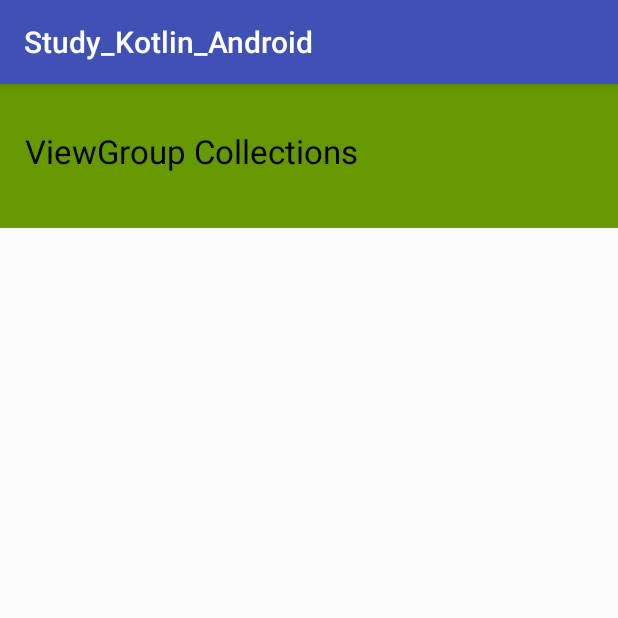
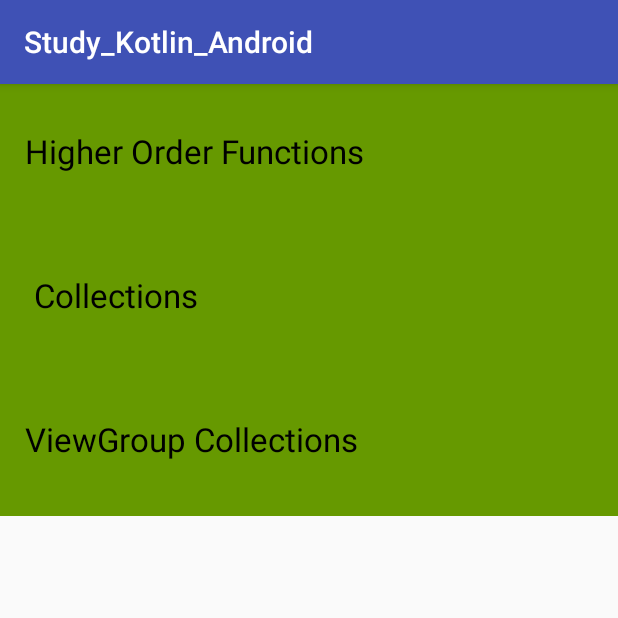
Before and after one commit to ConorGarry/Kotlin-Study, an Android app: the screen it shows after launch (MainActivity), on a phone screen of 412 x 824 dp, the top half of it. Run offline under Robolectric (Android 15) with nearby library versions, the phone set to English and light mode, and no system bars; our stand-ins replace Timber.

Commit message:
Added Higher Order Function Activity

```diff
--- a/app/src/main/java/ie/conorgarry/study_kotlin_android/RvMainMenuAdapter.kt
+++ b/app/src/main/java/ie/conorgarry/study_kotlin_android/RvMainMenuAdapter.kt
@@ -1,15 +1,17 @@
 package ie.conorgarry.study_kotlin_android
 
+import android.content.Intent
 import android.support.v7.widget.RecyclerView
 import android.view.LayoutInflater
 import android.view.View
 import android.view.ViewGroup
+import ie.conorgarry.study_kotlin_android.model.MainMenuItemViewModel
 import kotlinx.android.synthetic.main.item_layout.view.*
 
 /**
  * A custom adapter to use with the RecyclerView widget.
  */
-class RvMainMenuAdapter(items: List<String>) : RecyclerView.Adapter<RvMainMenuAdapter.ViewHolder>() {
+class RvMainMenuAdapter(items: List<MainMenuItemViewModel>) : RecyclerView.Adapter<RvMainMenuAdapter.ViewHolder>() {
 
     var mItems = items
 
@@ -28,9 +30,9 @@ class RvMainMenuAdapter(items: List<String>) : RecyclerView.Adapter<RvMainMenuAd
     }
 
     inner class ViewHolder(itemView: View) : RecyclerView.ViewHolder(itemView) {
-        fun bindView(s: String) {
-            itemView.tv_menu_item.text = s
-            itemView.setOnClickListener({ ViewGroupCollectionActivity.start(itemView.context)})
+        fun bindView(vm: MainMenuItemViewModel) {
+            itemView.tv_menu_item.text = vm.menuTitle
+            itemView.setOnClickListener({ (itemView.context.startActivity(Intent(itemView.context, vm.activity)))})
         }
     }
 }
--- /dev/null
+++ b/app/src/main/java/ie/conorgarry/study_kotlin_android/model/MainMenuItemViewModel.kt
@@ -0,0 +1,9 @@
+package ie.conorgarry.study_kotlin_android.model
+
+import ie.conorgarry.study_kotlin_android.ui.activities.BaseActivity
+
+/**
+ * Created by conor on 21/05/2017.
+ */
+
+class MainMenuItemViewModel(internal var menuTitle: String?, internal var activity: Class< out BaseActivity>)
--- a/app/src/main/java/ie/conorgarry/study_kotlin_android/MainActivity.kt
+++ b/app/src/main/java/ie/conorgarry/study_kotlin_android/ui/activities/MainActivity.kt
@@ -1,9 +1,12 @@
-package ie.conorgarry.study_kotlin_android
+package ie.conorgarry.study_kotlin_android.ui.activities
 
 import android.os.Bundle
 import android.support.v7.app.AppCompatActivity
 import android.support.v7.widget.LinearLayoutManager
 import android.view.View
+import ie.conorgarry.study_kotlin_android.R
+import ie.conorgarry.study_kotlin_android.RvMainMenuAdapter
+import ie.conorgarry.study_kotlin_android.model.MainMenuItemViewModel
 import kotlinx.android.synthetic.main.activity_main.*
 
 /**
@@ -14,7 +17,11 @@ import kotlinx.android.synthetic.main.activity_main.*
 class MainActivity : AppCompatActivity() {
 
     companion object {
-        val mMenuItems: MutableList<String> = mutableListOf("ViewGroup Collections")
+        val mMenuItems: MutableList<MainMenuItemViewModel> = mutableListOf(
+                MainMenuItemViewModel("Higher Order Functions", HigherOrderFuncActivity::class.java),
+                MainMenuItemViewModel("Collections", CollectionsStudyActivity::class.java),
+                MainMenuItemViewModel("ViewGroup Collections", ViewGroupCollectionActivity::class.java)
+        )
     }
 
     override fun onCreate(savedInstanceState: Bundle?) {
--- /dev/null
+++ b/app/src/main/res/layout/activity_collections.xml
@@ -0,0 +1,6 @@
+<?xml version="1.0" encoding="utf-8"?>
+<android.support.constraint.ConstraintLayout
+    xmlns:android="http://schemas.android.com/apk/res/android" android:layout_width="match_parent"
+    android:layout_height="match_parent">
+
+</android.support.constraint.ConstraintLayout>
--- a/app/src/main/res/layout/activity_main.xml
+++ b/app/src/main/res/layout/activity_main.xml
@@ -4,7 +4,7 @@
     xmlns:app="http://schemas.android.com/apk/res-auto"
     xmlns:tools="http://schemas.android.com/tools" android:layout_width="match_parent"
     android:layout_height="match_parent"
-    tools:context="ie.conorgarry.study_kotlin_android.MainActivity">
+    tools:context="ie.conorgarry.study_kotlin_android.ui.activities.MainActivity">
 
     <TextView android:id="@+id/tv_main_text" android:layout_width="wrap_content" android:layout_height="wrap_content"
         android:text="Hello World!" app:layout_constraintBottom_toBottomOf="parent"
```
Also changed, not shown: app/src/main/AndroidManifest.xml (+12 -2 lines), app/src/main/java/ie/conorgarry/study_kotlin_android/ui/activities/BaseActivity.kt (added, +19 -0 lines), app/src/main/java/ie/conorgarry/study_kotlin_android/ui/activities/CollectionsStudyActivity.kt (added, +19 -0 lines), app/src/main/java/ie/conorgarry/study_kotlin_android/ui/activities/HigherOrderFuncActivity.kt (added, +29 -0 lines), app/src/main/java/ie/conorgarry/study_kotlin_android/ui/activities/ViewGroupCollectionActivity.kt (renamed from app/src/main/java/ie/conorgarry/study_kotlin_android/ViewGroupCollectionActivity.kt, +10 -12 lines), app/src/main/res/layout/activity_higher_order.xml (added, +24 -0 lines).
